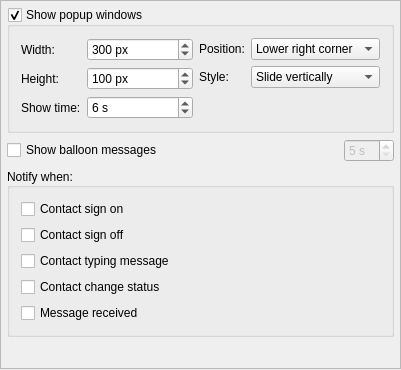
Old version of the form src/notifications/notificationslayersettings.ui in the repository Winand/mqutim.
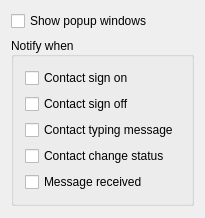
New version of the form.

Patch:
```diff
--- a/src/notifications/notificationslayersettings.ui
+++ b/src/notifications/notificationslayersettings.ui
@@ -1,433 +1,89 @@
 <?xml version="1.0" encoding="UTF-8"?>
 <ui version="4.0">
  <class>NotificationsLayerSettingsClass</class>
- <widget class="QWidget" name="NotificationsLayerSettingsClass">
-  <property name="geometry">
+ <widget class="QWidget" name="NotificationsLayerSettingsClass" >
+  <property name="geometry" >
    <rect>
     <x>0</x>
     <y>0</y>
-    <width>401</width>
-    <height>370</height>
+    <width>205</width>
+    <height>218</height>
    </rect>
   </property>
   <property name="windowTitle">
    <string>NotificationsLayerSettings</string>
   </property>
-  <layout class="QGridLayout" name="gridLayout">
-   <property name="leftMargin">
-    <number>0</number>
-   </property>
-   <property name="topMargin">
-    <number>0</number>
-   </property>
-   <property name="rightMargin">
-    <number>0</number>
-   </property>
-   <property name="bottomMargin">
-    <number>1</number>
-   </property>
-   <item row="0" column="0">
-    <widget class="QFrame" name="frame">
-     <property name="frameShape">
-      <enum>QFrame::StyledPanel</enum>
+  <layout class="QVBoxLayout" name="verticalLayout_2" >
+   <item>
+    <widget class="QCheckBox" name="popupBox" >
+     <property name="text" >
+      <string>Show popup windows</string>
      </property>
-     <property name="frameShadow">
-      <enum>QFrame::Raised</enum>
+    </widget>
+   </item>
+   <item>
+    <widget class="QGroupBox" name="notifyBox" >
+     <property name="title" >
+      <string>Notify when</string>
      </property>
-     <layout class="QGridLayout" name="gridLayout_4">
-      <property name="margin">
-       <number>6</number>
-      </property>
-      <item row="0" column="0">
-       <layout class="QVBoxLayout" name="verticalLayout_7">
-        <item>
-         <widget class="QGroupBox" name="popupBox">
-          <property name="title">
-           <string>Show popup windows</string>
-          </property>
-          <property name="checkable">
-           <bool>true</bool>
-          </property>
-          <layout class="QGridLayout" name="gridLayout_2">
-           <item row="0" column="0">
-            <layout class="QHBoxLayout" name="horizontalLayout_3">
-             <item>
-              <layout class="QHBoxLayout" name="horizontalLayout">
-               <property name="sizeConstraint">
-                <enum>QLayout::SetFixedSize</enum>
-               </property>
-               <item>
-                <layout class="QVBoxLayout" name="verticalLayout_2">
-                 <property name="sizeConstraint">
-                  <enum>QLayout::SetFixedSize</enum>
-                 </property>
-                 <item>
-                  <widget class="QLabel" name="widthLabel">
-                   <property name="sizePolicy">
-                    <sizepolicy hsizetype="Fixed" vsizetype="Preferred">
-                     <horstretch>0</horstretch>
-                     <verstretch>0</verstretch>
-                    </sizepolicy>
-                   </property>
-                   <property name="text">
-                    <string>Width:</string>
-                   </property>
-                  </widget>
-                 </item>
-                 <item>
-                  <widget class="QLabel" name="heightLabel">
-                   <property name="sizePolicy">
-                    <sizepolicy hsizetype="Fixed" vsizetype="Preferred">
-                     <horstretch>0</horstretch>
-                     <verstretch>0</verstretch>
-                    </sizepolicy>
-                   </property>
-                   <property name="text">
-                    <string>Height:</string>
-                   </property>
-                  </widget>
-                 </item>
-                 <item>
-                  <widget class="QLabel" name="timeLabel">
-                   <property name="sizePolicy">
-                    <sizepolicy hsizetype="Fixed" vsizetype="Preferred">
-                     <horstretch>0</horstretch>
-                     <verstretch>0</verstretch>
-                    </sizepolicy>
-                   </property>
-                   <property name="text">
-                    <string>Show time:</string>
-                   </property>
-                  </widget>
-                 </item>
-                </layout>
-               </item>
-               <item>
-                <layout class="QVBoxLayout" name="verticalLayout">
-                 <property name="sizeConstraint">
-                  <enum>QLayout::SetFixedSize</enum>
-                 </property>
-                 <item>
-                  <widget class="QSpinBox" name="widthSpinBox">
-                   <property name="sizePolicy">
-                    <sizepolicy hsizetype="Minimum" vsizetype="Fixed">
-                     <horstretch>0</horstretch>
-                     <verstretch>0</verstretch>
-                    </sizepolicy>
-                   </property>
-                   <property name="alignment">
-                    <set>Qt::AlignLeading|Qt::AlignLeft|Qt::AlignVCenter</set>
-                   </property>
-                   <property name="suffix">
-                    <string> px</string>
-                   </property>
-                   <property name="minimum">
-                    <number>10</number>
-                   </property>
-                   <property name="maximum">
-                    <number>600</number>
-                   </property>
-                   <property name="value">
-                    <number>300</number>
-                   </property>
-                  </widget>
-                 </item>
-                 <item>
-                  <widget class="QSpinBox" name="heightSpinBox">
-                   <property name="sizePolicy">
-                    <sizepolicy hsizetype="Minimum" vsizetype="Fixed">
-                     <horstretch>0</horstretch>
-                     <verstretch>0</verstretch>
-                    </sizepolicy>
-                   </property>
-                   <property name="alignment">
-                    <set>Qt::AlignLeading|Qt::AlignLeft|Qt::AlignVCenter</set>
-                   </property>
-                   <property name="suffix">
-                    <string> px</string>
-                   </property>
-                   <property name="minimum">
-                    <number>10</number>
-                   </property>
-                   <property name="maximum">
-                    <number>500</number>
-                   </property>
-                   <property name="singleStep">
-                    <number>1</number>
-                   </property>
-                   <property name="value">
-                    <number>100</number>
-                   </property>
-                  </widget>
-                 </item>
-                 <item>
-                  <widget class="QSpinBox" name="timeSpinBox">
-                   <property name="sizePolicy">
-                    <sizepolicy hsizetype="Minimum" vsizetype="Fixed">
-                     <horstretch>0</horstretch>
-                     <verstretch>0</verstretch>
-                    </sizepolicy>
-                   </property>
-                   <property name="layoutDirection">
-                    <enum>Qt::LeftToRight</enum>
-                   </property>
-                   <property name="alignment">
-                    <set>Qt::AlignLeading|Qt::AlignLeft|Qt::AlignVCenter</set>
-                   </property>
-                   <property name="suffix">
-                    <string> s</string>
-                   </property>
-                   <property name="minimum">
-                    <number>1</number>
-                   </property>
-                   <property name="maximum">
-                    <number>60</number>
-                   </property>
-                   <property name="value">
-                    <number>6</number>
-                   </property>
-                  </widget>
-                 </item>
-                </layout>
-               </item>
-              </layout>
-             </item>
-             <item>
-              <layout class="QVBoxLayout" name="verticalLayout_5">
-               <item>
-                <layout class="QHBoxLayout" name="horizontalLayout_2">
-                 <item>
-                  <layout class="QVBoxLayout" name="verticalLayout_3">
-                   <item>
-                    <widget class="QLabel" name="positionLabel">
-                     <property name="sizePolicy">
-                      <sizepolicy hsizetype="Fixed" vsizetype="Preferred">
-                       <horstretch>0</horstretch>
-                       <verstretch>0</verstretch>
-                      </sizepolicy>
-                     </property>
-                     <property name="text">
-                      <string>Position:</string>
-                     </property>
-                    </widget>
-                   </item>
-                   <item>
-                    <widget class="QLabel" name="styleLabel">
-                     <property name="sizePolicy">
-                      <sizepolicy hsizetype="Fixed" vsizetype="Preferred">
-                       <horstretch>0</horstretch>
-                       <verstretch>0</verstretch>
-                      </sizepolicy>
-                     </property>
-                     <property name="text">
-                      <string>Style:</string>
-                     </property>
-                    </widget>
-                   </item>
-                  </layout>
-                 </item>
-                 <item>
-                  <layout class="QVBoxLayout" name="verticalLayout_4">
-                   <item>
-                    <widget class="QComboBox" name="positionComboBox">
-                     <property name="currentIndex">
-                      <number>3</number>
-                     </property>
-                     <property name="sizeAdjustPolicy">
-                      <enum>QComboBox::AdjustToContentsOnFirstShow</enum>
-                     </property>
-                     <item>
-                      <property name="text">
-                       <string>Upper left corner</string>
-                      </property>
-                     </item>
-                     <item>
-                      <property name="text">
-                       <string>Upper right corner</string>
-                      </property>
-                     </item>
-                     <item>
-                      <property name="text">
-                       <string>Lower left corner</string>
-                      </property>
-                     </item>
-                     <item>
-                      <property name="text">
-                       <string>Lower right corner</string>
-                      </property>
-                     </item>
-                    </widget>
-                   </item>
-                   <item>
-                    <widget class="QComboBox" name="styleComboBox">
-                     <property name="currentIndex">
-                      <number>1</number>
-                     </property>
-                     <item>
-                      <property name="text">
-                       <string>No slide</string>
-                      </property>
-                     </item>
-                     <item>
-                      <property name="text">
-                       <string>Slide vertically</string>
-                      </property>
-                     </item>
-                     <item>
-                      <property name="text">
-                       <string>Slide horizontally</string>
-                      </property>
-                     </item>
-                    </widget>
-                   </item>
-                  </layout>
-                 </item>
-                </layout>
-               </item>
-               <item>
-                <spacer>
-                 <property name="orientation">
-                  <enum>Qt::Vertical</enum>
-                 </property>
-                 <property name="sizeHint" stdset="0">
-                  <size>
-                   <width>20</width>
-                   <height>40</height>
-                  </size>
-                 </property>
-                </spacer>
-               </item>
-              </layout>
-             </item>
-            </layout>
-           </item>
-          </layout>
-         </widget>
-        </item>
-        <item>
-         <layout class="QHBoxLayout" name="_2">
-          <item>
-           <widget class="QCheckBox" name="trayBalloonBox">
-            <property name="sizePolicy">
-             <sizepolicy hsizetype="Fixed" vsizetype="Fixed">
-              <horstretch>0</horstretch>
-              <verstretch>0</verstretch>
-             </sizepolicy>
-            </property>
-            <property name="text">
-             <string>Show balloon messages</string>
-            </property>
-           </widget>
-          </item>
-          <item>
-           <spacer name="horizontalSpacer">
-            <property name="orientation">
-             <enum>Qt::Horizontal</enum>
-            </property>
-            <property name="sizeHint" stdset="0">
-             <size>
-              <width>40</width>
-              <height>20</height>
-             </size>
-            </property>
-           </spacer>
-          </item>
-          <item>
-           <widget class="QSpinBox" name="balloonSecBox">
-            <property name="enabled">
-             <bool>false</bool>
-            </property>
-            <property name="frame">
-             <bool>true</bool>
-            </property>
-            <property name="suffix">
-             <string> s</string>
-            </property>
-            <property name="prefix">
-             <string/>
-            </property>
-            <property name="minimum">
-             <number>5</number>
-            </property>
-            <property name="maximum">
-             <number>60</number>
-            </property>
-           </widget>
-          </item>
-         </layout>
-        </item>
-        <item>
-         <widget class="QGroupBox" name="notifyBox">
-          <property name="title">
-           <string>Notify when:</string>
-          </property>
-          <property name="alignment">
-           <set>Qt::AlignLeading|Qt::AlignLeft|Qt::AlignVCenter</set>
-          </property>
-          <layout class="QGridLayout" name="gridLayout_3">
-           <item row="0" column="0">
-            <layout class="QVBoxLayout" name="verticalLayout_6">
-             <item>
-              <widget class="QCheckBox" name="signOnCheckBox">
-               <property name="text">
-                <string>Contact sign on</string>
-               </property>
-              </widget>
-             </item>
-             <item>
-              <widget class="QCheckBox" name="signOffCheckBox">
-               <property name="text">
-                <string>Contact sign off</string>
-               </property>
-              </widget>
-             </item>
-             <item>
-              <widget class="QCheckBox" name="typingCheckBox">
-               <property name="text">
-                <string>Contact typing message</string>
-               </property>
-              </widget>
-             </item>
-             <item>
-              <widget class="QCheckBox" name="changeStatusCheckBox">
-               <property name="text">
-                <string>Contact change status</string>
-               </property>
-              </widget>
-             </item>
-             <item>
-              <widget class="QCheckBox" name="messageBox">
-               <property name="text">
-                <string>Message received</string>
-               </property>
-              </widget>
-             </item>
-            </layout>
-           </item>
-          </layout>
-         </widget>
-        </item>
-        <item>
-         <spacer name="verticalSpacer">
-          <property name="orientation">
-           <enum>Qt::Vertical</enum>
-          </property>
-          <property name="sizeHint" stdset="0">
-           <size>
-            <width>20</width>
-            <height>126</height>
-           </size>
-          </property>
-         </spacer>
-        </item>
-       </layout>
+     <property name="alignment" >
+      <set>Qt::AlignLeading|Qt::AlignLeft|Qt::AlignVCenter</set>
+     </property>
+     <layout class="QVBoxLayout" name="verticalLayout" >
+      <item>
+       <widget class="QCheckBox" name="signOnCheckBox" >
+        <property name="text" >
+         <string>Contact sign on</string>
+        </property>
+       </widget>
+      </item>
+      <item>
+       <widget class="QCheckBox" name="signOffCheckBox" >
+        <property name="text" >
+         <string>Contact sign off</string>
+        </property>
+       </widget>
+      </item>
+      <item>
+       <widget class="QCheckBox" name="typingCheckBox" >
+        <property name="text" >
+         <string>Contact typing message</string>
+        </property>
+       </widget>
+      </item>
+      <item>
+       <widget class="QCheckBox" name="changeStatusCheckBox" >
+        <property name="text" >
+         <string>Contact change status</string>
+        </property>
+       </widget>
+      </item>
+      <item>
+       <widget class="QCheckBox" name="messageBox" >
+        <property name="text" >
+         <string>Message received</string>
+        </property>
+       </widget>
       </item>
      </layout>
     </widget>
    </item>
+   <item>
+    <spacer name="verticalSpacer" >
+     <property name="orientation" >
+      <enum>Qt::Vertical</enum>
+     </property>
+     <property name="sizeHint" stdset="0" >
+      <size>
+       <width>20</width>
+       <height>2</height>
+      </size>
+     </property>
+    </spacer>
+   </item>
   </layout>
  </widget>
- <layoutdefault spacing="6" margin="11"/>
+ <layoutdefault spacing="6" margin="11" />
  <resources/>
  <connections>
   <connection>
```
Left out of the diff: 24 changed lines with no effect on the pictures.
